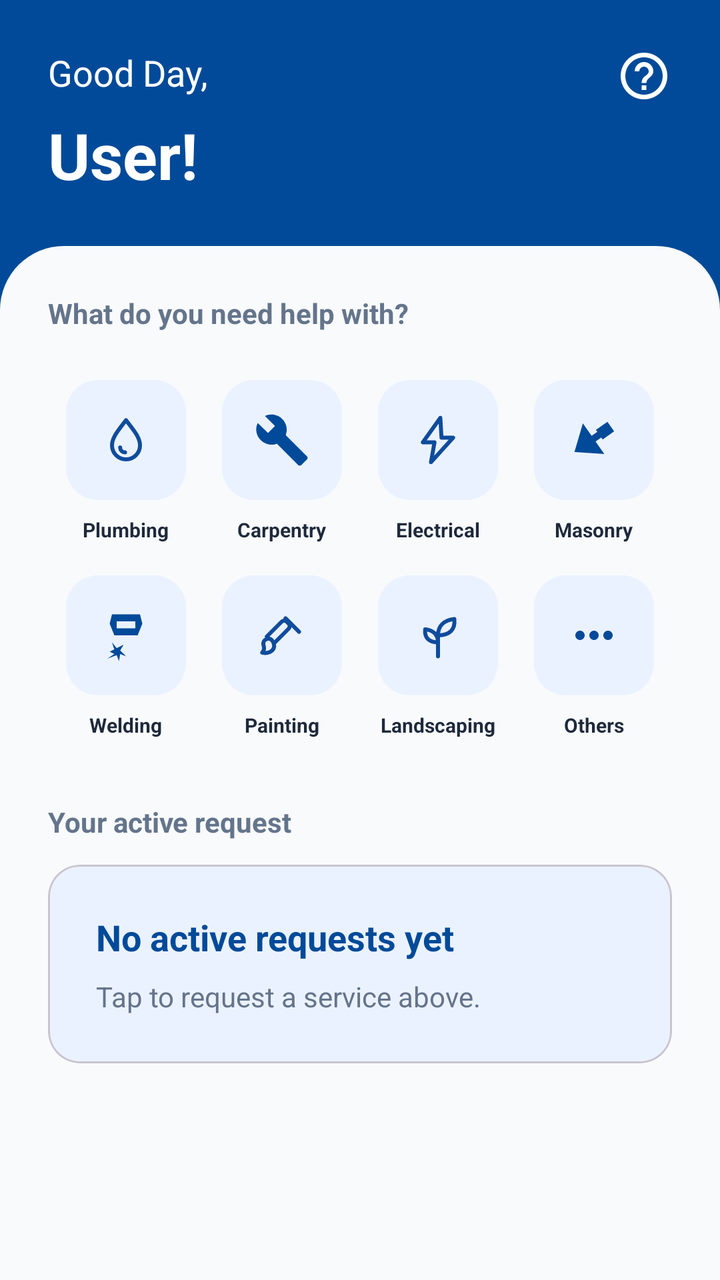
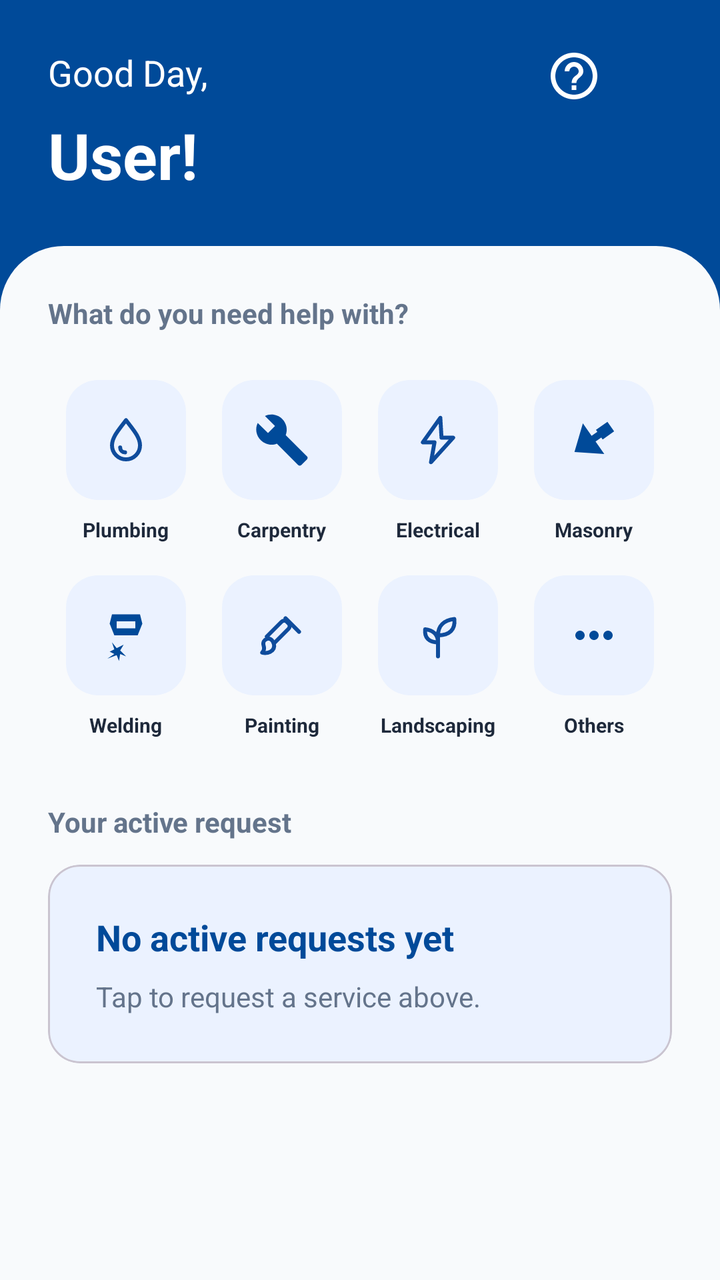

Two renders of the same Android screen: before a commit and after it. Below are the layout's source before the change and the commit's diff.
<!-- AndroidManifest.xml: application theme Theme.STRACT -->
<!-- res/layout/fragment_client_home.xml -->
<?xml version="1.0" encoding="utf-8"?>
<androidx.constraintlayout.widget.ConstraintLayout xmlns:android="http://schemas.android.com/apk/res/android"
    xmlns:app="http://schemas.android.com/apk/res-auto"
    xmlns:tools="http://schemas.android.com/tools"
    android:layout_width="match_parent"
    android:layout_height="match_parent"
    android:background="#004A99">

    
    <LinearLayout
        android:id="@+id/layoutHeader"
        android:layout_width="match_parent"
        android:layout_height="wrap_content"
        android:orientation="vertical"
        android:padding="24dp"
        app:layout_constraintTop_toTopOf="parent">

        <RelativeLayout
            android:layout_width="match_parent"
            android:layout_height="wrap_content">

            <TextView
                android:layout_width="wrap_content"
                android:layout_height="wrap_content"
                android:text="Good Day,"
                android:textColor="#FFFFFF"
                android:textSize="18sp" />

            <LinearLayout
                android:layout_width="wrap_content"
                android:layout_height="wrap_content"
                android:layout_alignParentEnd="true"
                android:gravity="center_vertical"
                android:orientation="horizontal">

                <ImageView
                    android:id="@+id/btnHelp"
                    android:layout_width="28dp"
                    android:layout_height="28dp"
                    android:src="@drawable/ic_help_outline"
                    app:tint="#FFFFFF" />
            </LinearLayout>
        </RelativeLayout>

        <TextView
            android:id="@+id/tvUserName"
            android:layout_width="wrap_content"
            android:layout_height="wrap_content"
            android:layout_marginTop="4dp"
            android:text="User!"
            android:textColor="#FFFFFF"
            android:textSize="32sp"
            android:textStyle="bold" />

    </LinearLayout>

    
    <androidx.core.widget.NestedScrollView
        android:layout_width="match_parent"
        android:layout_height="0dp"
        android:fillViewport="true"
        app:layout_constraintBottom_toBottomOf="parent"
        app:layout_constraintTop_toBottomOf="@id/layoutHeader">

        <LinearLayout
            android:layout_width="match_parent"
            android:layout_height="wrap_content"
            android:background="@drawable/rounded_top_white"
            android:orientation="vertical"
            android:padding="24dp">

            <TextView
                android:layout_width="wrap_content"
                android:layout_height="wrap_content"
                android:layout_marginBottom="16dp"
                android:text="What do you need help with?"
                android:textColor="#64748B"
                android:textSize="14sp"
                android:textStyle="bold" />

            
            <GridLayout
                android:layout_width="match_parent"
                android:layout_height="wrap_content"
                android:layout_marginBottom="24dp"
                android:alignmentMode="alignMargins"
                android:columnCount="4"
                android:columnOrderPreserved="false">

                
                <LinearLayout
                    android:id="@+id/servicePlumbing"
                    android:layout_width="0dp"
                    android:layout_height="wrap_content"
                    android:layout_columnWeight="1"
                    android:clickable="true"
                    android:focusable="true"
                    android:foreground="?attr/selectableItemBackground"
                    android:gravity="center"
                    android:orientation="vertical"
                    android:padding="8dp">

                    <ImageView
                        android:layout_width="60dp"
                        android:layout_height="60dp"
                        android:background="@drawable/bg_service_item"
                        android:padding="16dp"
                        android:src="@drawable/ic_plumbing" />

                    <TextView
                        android:layout_width="wrap_content"
                        android:layout_height="wrap_content"
                        android:layout_marginTop="8dp"
                        android:text="Plumbing"
                        android:textColor="#1E293B"
                        android:textSize="10sp"
                        android:textStyle="bold" />
                </LinearLayout>

                
                <LinearLayout
                    android:id="@+id/serviceCarpentry"
                    android:layout_width="0dp"
                    android:layout_height="wrap_content"
                    android:layout_columnWeight="1"
                    android:clickable="true"
                    android:focusable="true"
                    android:foreground="?attr/selectableItemBackground"
                    android:gravity="center"
                    android:orientation="vertical"
                    android:padding="8dp">

                    <ImageView
                        android:layout_width="60dp"
                        android:layout_height="60dp"
                        android:background="@drawable/bg_service_item"
                        android:padding="16dp"
                        android:src="@drawable/ic_carpentry" />

                    <TextView
                        android:layout_width="wrap_content"
                        android:layout_height="wrap_content"
                        android:layout_marginTop="8dp"
                        android:text="Carpentry"
                        android:textColor="#1E293B"
                        android:textSize="10sp"
                        android:textStyle="bold" />
                </LinearLayout>

                
                <LinearLayout
                    android:id="@+id/serviceElectrical"
                    android:layout_width="0dp"
                    android:layout_height="wrap_content"
                    android:layout_columnWeight="1"
                    android:clickable="true"
                    android:focusable="true"
                    android:foreground="?attr/selectableItemBackground"
                    android:gravity="center"
                    android:orientation="vertical"
                    android:padding="8dp">

                    <ImageView
                        android:layout_width="60dp"
                        android:layout_height="60dp"
                        android:background="@drawable/bg_service_item"
                        android:padding="16dp"
                        android:src="@drawable/ic_electrical" />

                    <TextView
                        android:layout_width="wrap_content"
                        android:layout_height="wrap_content"
                        android:layout_marginTop="8dp"
                        android:text="Electrical"
                        android:textColor="#1E293B"
                        android:textSize="10sp"
                        android:textStyle="bold" />
                </LinearLayout>

                
                <LinearLayout
                    android:id="@+id/serviceMasonry"
                    android:layout_width="0dp"
                    android:layout_height="wrap_content"
                    android:layout_columnWeight="1"
                    android:clickable="true"
                    android:focusable="true"
                    android:foreground="?attr/selectableItemBackground"
                    android:gravity="center"
                    android:orientation="vertical"
                    android:padding="8dp">

                    <ImageView
                        android:layout_width="60dp"
                        android:layout_height="60dp"
                        android:background="@drawable/bg_service_item"
                        android:padding="16dp"
                        android:src="@drawable/ic_masonry" />

                    <TextView
                        android:layout_width="wrap_content"
                        android:layout_height="wrap_content"
                        android:layout_marginTop="8dp"
                        android:text="Masonry"
                        android:textColor="#1E293B"
                        android:textSize="10sp"
                        android:textStyle="bold" />
                </LinearLayout>

                
                <LinearLayout
                    android:id="@+id/serviceWelding"
                    android:layout_width="0dp"
                    android:layout_height="wrap_content"
                    android:layout_columnWeight="1"
                    android:clickable="true"
                    android:focusable="true"
                    android:foreground="?attr/selectableItemBackground"
                    android:gravity="center"
                    android:orientation="vertical"
                    android:padding="8dp">

                    <ImageView
                        android:layout_width="60dp"
                        android:layout_height="60dp"
                        android:background="@drawable/bg_service_item"
                        android:padding="16dp"
                        android:src="@drawable/ic_welding" />

                    <TextView
                        android:layout_width="wrap_content"
                        android:layout_height="wrap_content"
                        android:layout_marginTop="8dp"
                        android:text="Welding"
                        android:textColor="#1E293B"
                        android:textSize="10sp"
                        android:textStyle="bold" />
                </LinearLayout>

                
                <LinearLayout
                    android:id="@+id/servicePainting"
                    android:layout_width="0dp"
                    android:layout_height="wrap_content"
                    android:layout_columnWeight="1"
                    android:clickable="true"
                    android:focusable="true"
                    android:foreground="?attr/selectableItemBackground"
                    android:gravity="center"
                    android:orientation="vertical"
                    android:padding="8dp">

                    <ImageView
                        android:layout_width="60dp"
                        android:layout_height="60dp"
                        android:background="@drawable/bg_service_item"
                        android:padding="16dp"
                        android:src="@drawable/ic_painting" />

                    <TextView
                        android:layout_width="wrap_content"
                        android:layout_height="wrap_content"
                        android:layout_marginTop="8dp"
                        android:text="Painting"
                        android:textColor="#1E293B"
                        android:textSize="10sp"
                        android:textStyle="bold" />
                </LinearLayout>

                
                <LinearLayout
                    android:id="@+id/serviceLandscaping"
                    android:layout_width="0dp"
                    android:layout_height="wrap_content"
                    android:layout_columnWeight="1"
                    android:clickable="true"
                    android:focusable="true"
                    android:foreground="?attr/selectableItemBackground"
                    android:gravity="center"
                    android:orientation="vertical"
                    android:padding="8dp">

                    <ImageView
                        android:layout_width="60dp"
                        android:layout_height="60dp"
                        android:background="@drawable/bg_service_item"
                        android:padding="16dp"
                        android:src="@drawable/ic_landscaping" />

                    <TextView
                        android:layout_width="wrap_content"
                        android:layout_height="wrap_content"
                        android:layout_marginTop="8dp"
                        android:text="Landscaping"
                        android:textColor="#1E293B"
                        android:textSize="10sp"
                        android:textStyle="bold" />
                </LinearLayout>

                
                <LinearLayout
                    android:id="@+id/serviceOthers"
                    android:layout_width="0dp"
                    android:layout_height="wrap_content"
                    android:layout_columnWeight="1"
                    android:clickable="true"
                    android:focusable="true"
                    android:foreground="?attr/selectableItemBackground"
                    android:gravity="center"
                    android:orientation="vertical"
                    android:padding="8dp">

                    <ImageView
                        android:layout_width="60dp"
                        android:layout_height="60dp"
                        android:background="@drawable/bg_service_item"
                        android:padding="16dp"
                        android:src="@drawable/ic_others" />

                    <TextView
                        android:layout_width="wrap_content"
                        android:layout_height="wrap_content"
                        android:layout_marginTop="8dp"
                        android:text="Others"
                        android:textColor="#1E293B"
                        android:textSize="10sp"
                        android:textStyle="bold" />
                </LinearLayout>

            </GridLayout>

            
            <TextView
                android:layout_width="wrap_content"
                android:layout_height="wrap_content"
                android:layout_marginBottom="12dp"
                android:text="Your active request"
                android:textColor="#64748B"
                android:textSize="14sp"
                android:textStyle="bold" />

            <com.google.android.material.card.MaterialCardView
                android:id="@+id/cardActiveRequest"
                android:layout_width="match_parent"
                android:layout_height="wrap_content"
                android:clickable="true"
                android:focusable="true"
                android:foreground="?attr/selectableItemBackground"
                app:cardBackgroundColor="#EBF2FF"
                app:cardCornerRadius="16dp"
                app:cardElevation="0dp">

                <LinearLayout
                    android:layout_width="match_parent"
                    android:layout_height="wrap_content"
                    android:orientation="vertical"
                    android:padding="24dp">

                    <TextView
                        android:id="@+id/tvActiveJobTitle"
                        android:layout_width="match_parent"
                        android:layout_height="wrap_content"
                        android:text="No active requests yet"
                        android:textColor="#004A99"
                        android:textSize="18sp"
                        android:textStyle="bold" />

                    <TextView
                        android:id="@+id/tvActiveJobStatus"
                        android:layout_width="match_parent"
                        android:layout_height="wrap_content"
                        android:layout_marginTop="8dp"
                        android:text="Tap to request a service above."
                        android:textColor="#64748B"
                        android:textSize="14sp" />

                </LinearLayout>

            </com.google.android.material.card.MaterialCardView>

        </LinearLayout>
    </androidx.core.widget.NestedScrollView>

</androidx.constraintlayout.widget.ConstraintLayout>
<!-- resources referenced by this layout -->
<resources>
  <!-- drawable bg_service_item (drawable) -->
  <?xml version="1.0" encoding="utf-8"?>
  <shape xmlns:android="http://schemas.android.com/apk/res/android"
      android:shape="rectangle">
      <solid android:color="#EBF2FF" />
      <corners android:radius="16dp" />
  </shape>
  <!-- drawable ic_carpentry (drawable) -->
  <vector xmlns:android="http://schemas.android.com/apk/res/android"
      android:width="24dp"
      android:height="24dp"
      android:viewportWidth="24"
      android:viewportHeight="24">
      <path
          android:fillColor="#004A99"
          android:pathData="M22.7,19L13.6,9.9C14.5,7.6 14,4.9 12.1,3C10.1,1 7.1,0.6 4.7,1.7L9,6L6,9L1.6,4.7C0.4,7.1 0.9,10.1 2.9,12.1C4.8,14 7.5,14.5 9.8,13.6L18.9,22.7C19.3,23.1 19.9,23.1 20.3,22.7L22.6,20.4C23.1,20 23.1,19.3 22.7,19Z" />
  </vector>
  <!-- drawable ic_electrical (drawable) -->
  <vector xmlns:android="http://schemas.android.com/apk/res/android"
      android:width="24dp"
      android:height="24dp"
      android:viewportWidth="24"
      android:viewportHeight="24">
      <path
          android:pathData="M13,2.5 L5.5,13 L10.5,13 L9,21.5 L18.5,11 L13.5,11 Z"
          android:strokeColor="#0F4C9C"
          android:strokeWidth="1.7"
          android:strokeLineCap="round"
          android:strokeLineJoin="round"
          android:fillColor="#00000000"/>
  </vector>
  <!-- drawable ic_help_outline (drawable) -->
  <vector xmlns:android="http://schemas.android.com/apk/res/android"
      android:width="24dp"
      android:height="24dp"
      android:viewportWidth="24"
      android:viewportHeight="24">
      <path
          android:fillColor="#FFFFFF"
          android:pathData="M11,18h2v-2h-2v2zM12,2C6.48,2 2,6.48 2,12s4.48,10 10,10 10,-4.48 10,-10S17.52,2 12,2zM12,20c-4.41,0 -8,-3.59 -8,-8s3.59,-8 8,-8 8,3.59 8,8 -3.59,8 -8,8zM12,6c-2.21,0 -4,1.79 -4,4h2c0,-1.1 0.9,-2 2,-2s2,0.9 2,2c0,2 -3,1.75 -3,5h2c0,-2.25 3,-2.5 3,-5 0,-2.21 -1.79,-4 -4,-4z" />
  </vector>
  <!-- drawable ic_masonry (drawable) -->
  <vector xmlns:android="http://schemas.android.com/apk/res/android"
      android:width="24dp"
      android:height="24dp"
      android:viewportWidth="24"
      android:viewportHeight="24">
      <path
          android:fillColor="#004A99"
          android:pathData="M3.63,17.16L7.23,4.87L16.41,17.98Z M10.96,10.2L13.42,8.48L15.14,10.93L12.68,12.66Z M12.84,7.66L17.76,4.22L20.63,8.31L15.71,11.75Z" />
  </vector>
  <!-- drawable ic_others (drawable) -->
  <vector xmlns:android="http://schemas.android.com/apk/res/android"
      android:width="24dp"
      android:height="24dp"
      android:viewportWidth="24"
      android:viewportHeight="24">
      <path
          android:fillColor="#004A99"
          android:pathData="M6,10c-1.1,0 -2,0.9 -2,2s0.9,2,2,2s2,-0.9,2,-2 -0.9,-2 -2,-2zM18,10c-1.1,0 -2,0.9 -2,2s0.9,2,2,2s2,-0.9,2,-2 -0.9,-2 -2,-2zM12,10c-1.1,0 -2,0.9 -2,2s0.9,2,2,2s2,-0.9,2,-2 -0.9,-2 -2,-2z" />
  </vector>
  <!-- drawable ic_welding (drawable) -->
  <vector xmlns:android="http://schemas.android.com/apk/res/android"
      android:width="24dp"
      android:height="24dp"
      android:viewportWidth="24"
      android:viewportHeight="24">
      <path
          android:fillColor="#004A99"
          android:fillType="evenOdd"
          android:pathData="M6,3L18,3L19,7L17,12L7,12L5,7Z M8,6L16,6L16,9L8,9Z M6,15L7,18L5,19L7,20L4,22L8,20.5L9,23L9.5,20L12,21L9.5,18.5L11,16L8,17.5Z" />
  </vector>
  <!-- drawable rounded_top_white (drawable) -->
  <?xml version="1.0" encoding="utf-8"?>
  <shape xmlns:android="http://schemas.android.com/apk/res/android">
      <solid android:color="#F8FAFC" />
      <corners
          android:topLeftRadius="32dp"
          android:topRightRadius="32dp" />
  </shape>
  <style name="Theme.STRACT" parent="Base.Theme.STRACT" />
  <!-- unchanged entries left out for length: 4 -->
</resources>

<!-- the commit's change to res/layout/fragment_client_home.xml (unified diff, before → after) -->
@@ -37,6 +37,7 @@
                     android:id="@+id/btnHelp"
                     android:layout_width="28dp"
                     android:layout_height="28dp"
+                    android:layout_marginEnd="35dp"
                     android:src="@drawable/ic_help_outline"
                     app:tint="#FFFFFF" />
             </LinearLayout>
